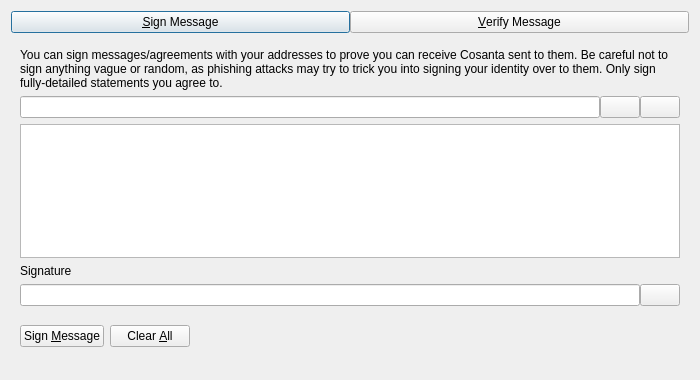
Above: src/qt/forms/signverifymessagedialog.ui from piratecash/pirate before the change. Below: the same form after it.
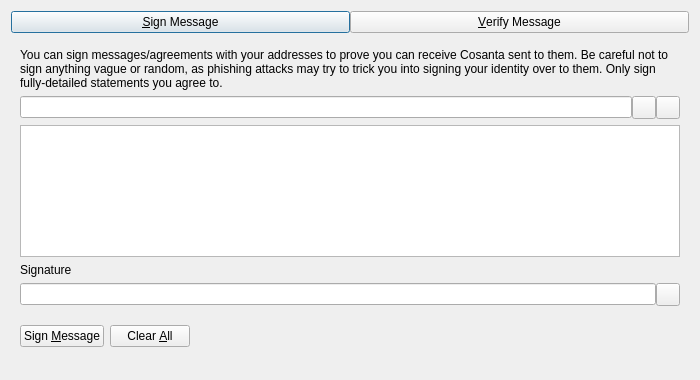
That is the form after the change. Custom widgets are drawn as their Qt base class.

Patch:
```diff
--- a/src/qt/forms/signverifymessagedialog.ui
+++ b/src/qt/forms/signverifymessagedialog.ui
@@ -86,7 +86,7 @@
           </widget>
          </item>
          <item>
-          <widget class="QPushButton" name="addressBookButton_SM">
+          <widget class="QToolButton" name="addressBookButton_SM">
            <property name="toolTip">
             <string>Choose previously used address</string>
            </property>
@@ -96,13 +96,10 @@
            <property name="shortcut">
             <string>Alt+A</string>
            </property>
-           <property name="autoDefault">
-            <bool>false</bool>
-           </property>
           </widget>
          </item>
          <item>
-          <widget class="QPushButton" name="pasteButton_SM">
+          <widget class="QToolButton" name="pasteButton_SM">
            <property name="toolTip">
             <string>Paste address from clipboard</string>
            </property>
@@ -112,9 +109,6 @@
            <property name="shortcut">
             <string>Alt+P</string>
            </property>
-           <property name="autoDefault">
-            <bool>false</bool>
-           </property>
           </widget>
          </item>
         </layout>
@@ -149,16 +143,13 @@
           </widget>
          </item>
          <item>
-          <widget class="QPushButton" name="copySignatureButton_SM">
+          <widget class="QToolButton" name="copySignatureButton_SM">
            <property name="toolTip">
             <string>Copy the current signature to the system clipboard</string>
            </property>
            <property name="text">
             <string/>
            </property>
-           <property name="autoDefault">
-            <bool>false</bool>
-           </property>
           </widget>
          </item>
         </layout>
```
Left out of the diff: 5 changed lines with no effect on the pictures.
